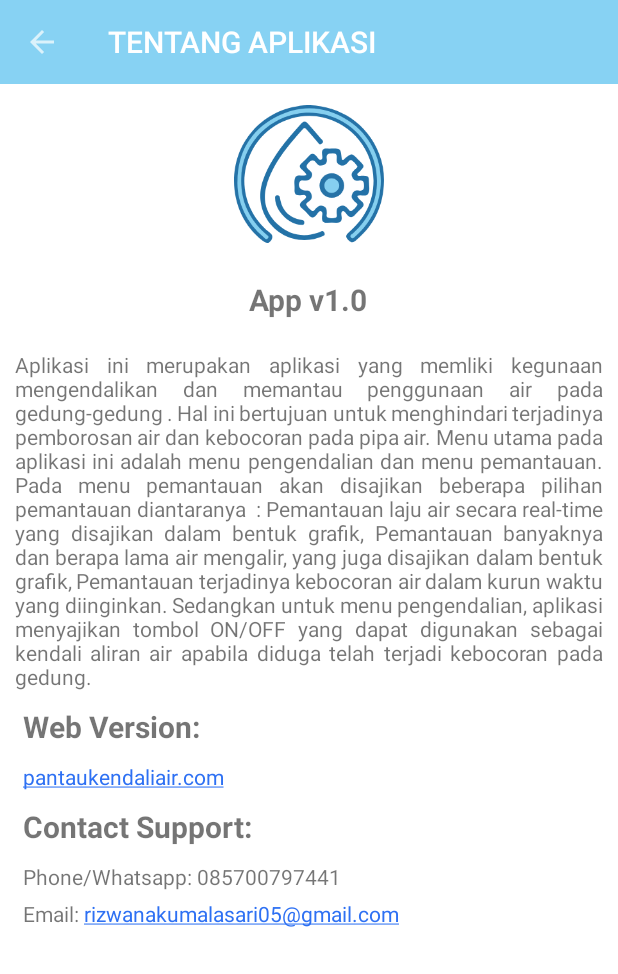
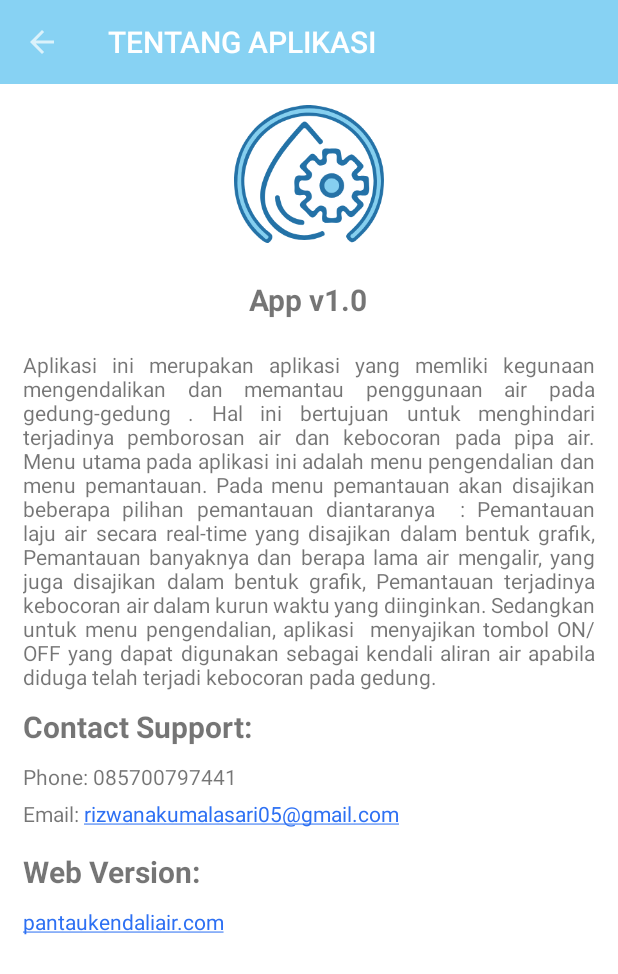
Before and after one commit to alfiana00/Aplikasiku1, an Android app: the Tentang screen opened directly, with no data from a screen before it, on a phone screen of 412 x 824 dp. Shown: the top 974 px of the screen. Run offline under Robolectric (Android 15) with nearby library versions, the phone set to English and light mode, and no system bars.

Commit message:
update tentang

```diff
--- a/app/src/main/res/layout/activity_debit.xml
+++ b/app/src/main/res/layout/activity_debit.xml
@@ -198,7 +198,7 @@
                         android:id="@+id/btn_cetak"
                         android:layout_width="wrap_content"
                         android:layout_height="wrap_content"
-                        android:text="Cetak"
+                        android:text="UNDUH"
                         android:drawableLeft="@drawable/ic_baseline_cloud_download_24"
                         android:gravity="center"
                         android:layout_alignParentLeft="true"
@@ -210,7 +210,7 @@
                         android:id="@+id/btn_pilih"
                         android:layout_width="wrap_content"
                         android:layout_height="wrap_content"
-                        android:text="PILIH"
+                        android:text="TAMPILKAN"
                         android:gravity="center"
                         android:layout_alignParentRight="true"
                         />
--- a/app/src/main/res/layout/activity_kebocoran.xml
+++ b/app/src/main/res/layout/activity_kebocoran.xml
@@ -203,7 +203,7 @@
                         android:id="@+id/btn_cetak"
                         android:layout_width="wrap_content"
                         android:layout_height="wrap_content"
-                        android:text="Cetak"
+                        android:text="UNDUH"
                         android:drawableLeft="@drawable/ic_baseline_cloud_download_24"
                         android:gravity="center"
                         android:layout_alignParentLeft="true"
@@ -215,7 +215,7 @@
                         android:id="@+id/btn_pilih"
                         android:layout_width="wrap_content"
                         android:layout_height="wrap_content"
-                        android:text="PILIH"
+                        android:text="TAMPILKAN"
                         android:gravity="center"
                         android:layout_alignParentRight="true"
                         />
--- a/app/src/main/res/layout/activity_rate_realtime_chart.xml
+++ b/app/src/main/res/layout/activity_rate_realtime_chart.xml
@@ -12,7 +12,7 @@
         android:id="@+id/btn_cetak"
         android:layout_width="wrap_content"
         android:layout_height="wrap_content"
-        android:text="Cetak"
+        android:text="UNDUH"
         android:drawableLeft="@drawable/ic_baseline_cloud_download_24"
         android:gravity="center"
         android:layout_alignParentRight="true"
--- a/app/src/main/res/layout/activity_tentang.xml
+++ b/app/src/main/res/layout/activity_tentang.xml
@@ -15,15 +15,16 @@
         android:background="?attr/colorAccent"
         android:minHeight="?attr/actionBarSize"
         app:theme="@style/ThemeOverlay.AppCompat.Dark" />
-    <ScrollView
-    android:layout_width="match_parent"
-    android:layout_height="wrap_content">
 
     <LinearLayout
         android:layout_width="wrap_content"
         android:layout_height="match_parent"
         android:layout_gravity="center"
         android:orientation="horizontal">
+
+        <ScrollView
+            android:layout_width="match_parent"
+            android:layout_height="wrap_content">
 
         <LinearLayout
             android:layout_width="wrap_content"
@@ -49,33 +50,18 @@
             <TextView
                 android:layout_width="wrap_content"
                 android:layout_height="wrap_content"
-                android:layout_margin="10dp"
+                android:layout_marginTop="10dp"
+                android:layout_marginLeft="15dp"
+                android:layout_marginRight="15dp"
                 android:gravity="fill_vertical"
                 android:justificationMode="inter_word"
                 android:text="Aplikasi ini merupakan aplikasi yang memliki kegunaan mengendalikan dan memantau penggunaan air pada gedung-gedung . Hal ini bertujuan untuk menghindari terjadinya pemborosan air dan kebocoran pada pipa air. Menu utama pada aplikasi ini adalah menu pengendalian dan menu pemantauan. Pada menu pemantauan akan disajikan beberapa pilihan pemantauan diantaranya  : Pemantauan laju air secara real-time yang disajikan dalam bentuk grafik, Pemantauan banyaknya dan berapa lama air mengalir, yang juga disajikan dalam bentuk grafik, Pemantauan terjadinya kebocoran air dalam kurun waktu yang diinginkan. Sedangkan untuk menu pengendalian, aplikasi  menyajikan tombol ON/OFF yang dapat digunakan sebagai kendali aliran air apabila diduga telah terjadi kebocoran pada gedung."/>
-            <TextView
-                android:layout_width="wrap_content"
-                android:layout_height="wrap_content"
-                android:layout_marginLeft="15dp"
-                android:text="Web Version: "
-                android:textSize="20dp"
-                android:textStyle="bold" />
-            <TextView
-                android:id="@+id/textweb"
-                android:layout_width="wrap_content"
-                android:layout_height="wrap_content"
-                android:text="pantaukendaliair.com"
-                android:autoLink="web"
-                android:linksClickable="true"
-                android:textColorLink="#2D70F3"
-                android:layout_marginTop="10dp"
-                android:layout_marginLeft="15dp"/>
 
             <TextView
                 android:layout_width="wrap_content"
                 android:layout_height="wrap_content"
+                android:layout_marginTop="10dp"
                 android:layout_marginLeft="15dp"
-                android:layout_marginTop="10dp"
                 android:text="Contact Support: "
                 android:textSize="20dp"
                 android:textStyle="bold" />
@@ -85,7 +71,10 @@
                 android:layout_height="wrap_content"
                 android:layout_marginLeft="15dp"
                 android:layout_marginTop="10dp"
-                android:text="Phone/Whatsapp: 085700797441" />
+                android:autoLink="phone"
+                android:linksClickable="true"
+                android:textColorLink="#2D70F3"
+                android:text="Phone: 085700797441" />
 
             <TextView
                 android:id="@+id/textemail"
@@ -98,8 +87,28 @@
                 android:textColorLink="#2D70F3"
                 android:text="Email: rizwanakumalasari05@gmail.com" />
 
+            <TextView
+                android:layout_width="wrap_content"
+                android:layout_height="wrap_content"
+                android:layout_marginLeft="15dp"
+                android:layout_marginTop="15dp"
+                android:text="Web Version: "
+                android:textSize="20dp"
+                android:textStyle="bold" />
+
+            <TextView
+                android:id="@+id/textweb"
+                android:layout_width="wrap_content"
+                android:layout_height="wrap_content"
+                android:text="pantaukendaliair.com"
+                android:autoLink="web"
+                android:linksClickable="true"
+                android:textColorLink="#2D70F3"
+                android:layout_marginTop="10dp"
+                android:layout_marginLeft="15dp"/>
+
         </LinearLayout>
+        </ScrollView>
     </LinearLayout>
-</ScrollView>
 
 </LinearLayout>
--- a/app/src/main/res/layout/activity_volume_chart.xml
+++ b/app/src/main/res/layout/activity_volume_chart.xml
@@ -13,7 +13,7 @@
         android:id="@+id/btn_cetak"
         android:layout_width="wrap_content"
         android:layout_height="wrap_content"
-        android:text="Cetak"
+        android:text="UNDUH"
         android:drawableLeft="@drawable/ic_baseline_cloud_download_24"
         android:gravity="center"
         android:layout_alignParentRight="true"
--- a/app/src/main/res/layout/ubah_pswd.xml
+++ b/app/src/main/res/layout/ubah_pswd.xml
@@ -57,7 +57,7 @@
             android:layout_width="match_parent"
             android:layout_height="wrap_content"
             android:layout_margin="10dp"
-            android:hint="Password Baru"
+            android:hint="Konfirmasi Password Baru"
             android:maxLines="1"
             android:lines="1"
             android:singleLine="true"
```
Also changed, not shown: app/src/main/java/com/example/aplikasiku/activity/VolumeChart.java (+5 -5 lines), app/src/main/res/layout/activity_table_rate.xml (+5 -9 lines).
